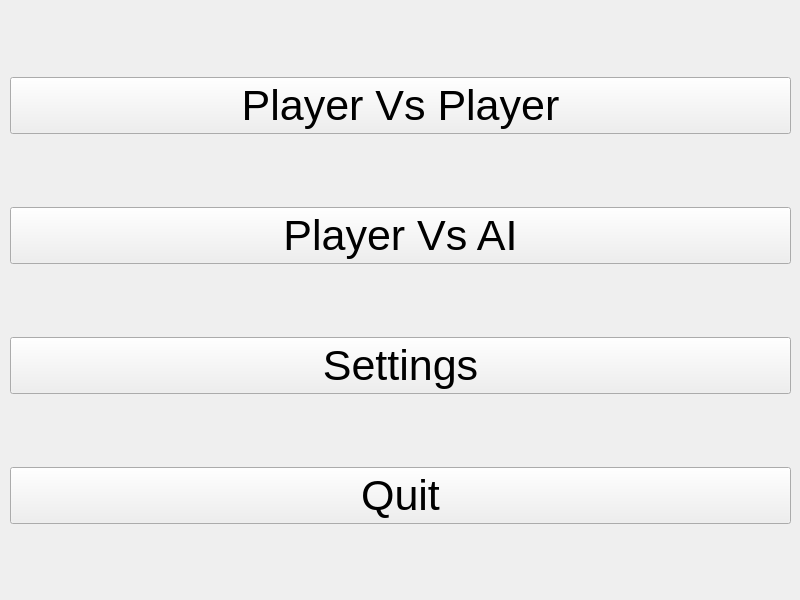
Above: menu.ui from Forbinn/Gomoku before the change. Below: the same form after it.
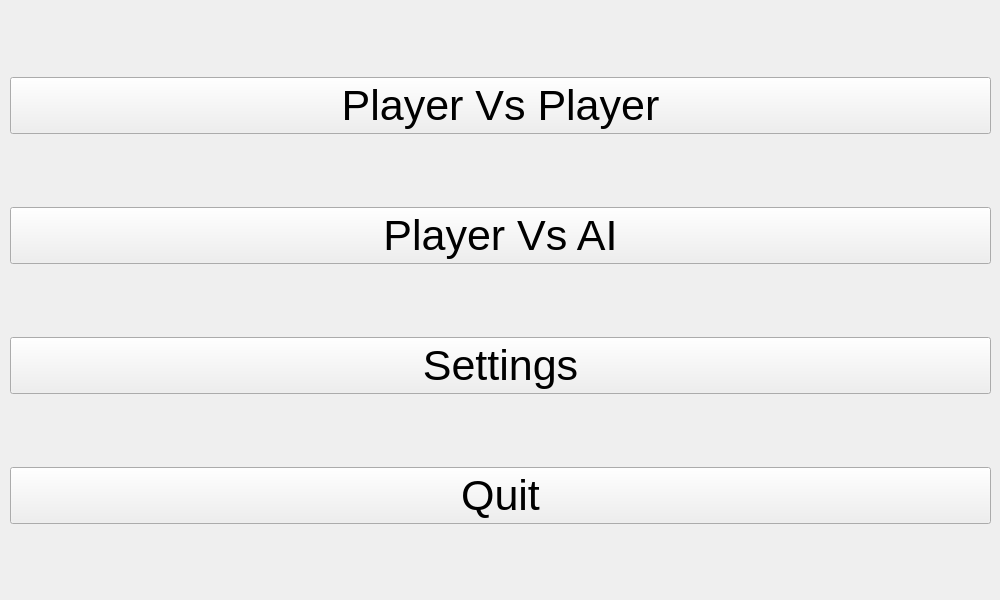
That is the form after the change.

```diff
--- a/menu.ui
+++ b/menu.ui
@@ -6,7 +6,7 @@
    <rect>
     <x>0</x>
     <y>0</y>
-    <width>800</width>
+    <width>1000</width>
     <height>600</height>
    </rect>
   </property>
@@ -23,7 +23,7 @@
     <rect>
      <x>10</x>
      <y>10</y>
-     <width>781</width>
+     <width>981</width>
      <height>581</height>
     </rect>
    </property>
```
